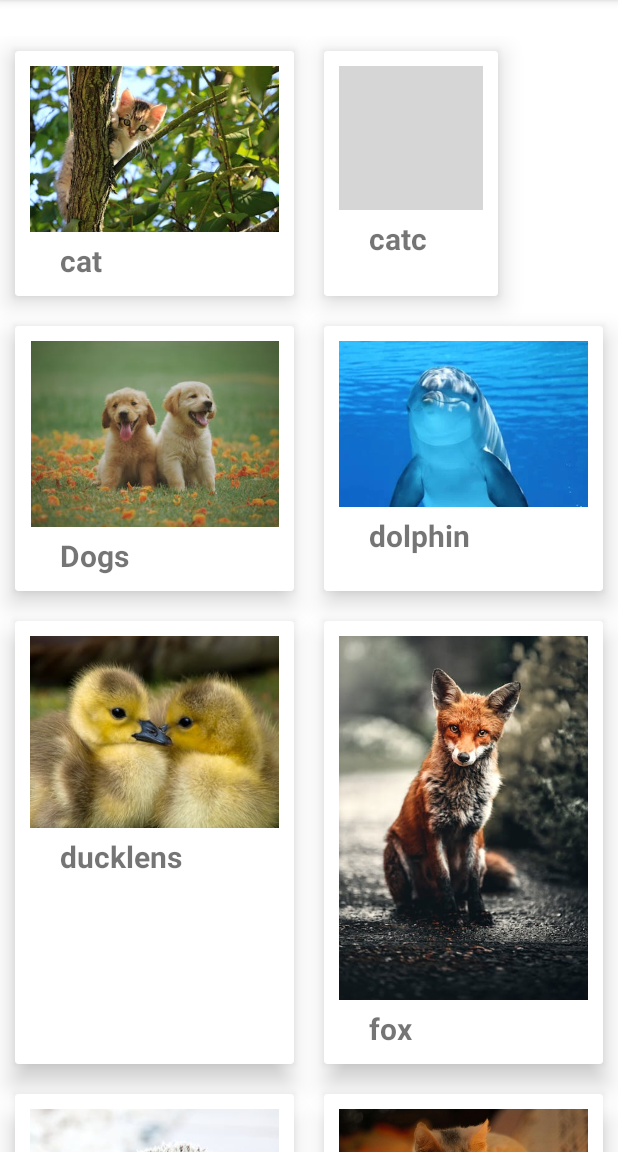
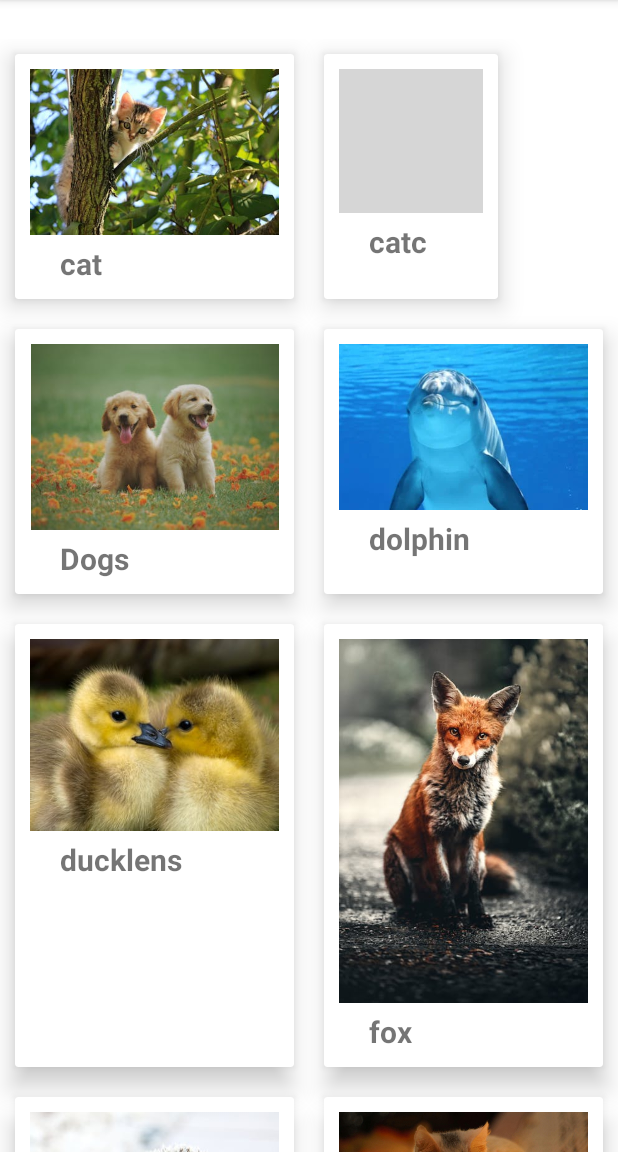
Before and after one commit to aamirali78654/MyPractice_Projects, an Android app: the screen it shows after launch (MainActivityone), on a phone screen of 412 x 824 dp, the part 84-1236 px from its top. Run offline under Robolectric (Android 15) with nearby library versions, the phone set to English and light mode, and no system bars; grey boxes are pictures that could not be loaded.

Commit message:
RecyclerView main xml file

```diff
--- a/ReCyclerView/app/src/main/res/layout/activity_main_activityone.xml
+++ b/ReCyclerView/app/src/main/res/layout/activity_main_activityone.xml
@@ -6,7 +6,7 @@
     android:layout_width="match_parent"
     android:layout_height="match_parent"
     tools:context=".MainActivityone"
-    android:layout_marginTop="80dp">
+    android:layout_marginTop="82dp">
 
     <androidx.recyclerview.widget.RecyclerView
         android:id="@+id/recycler_view"
```
